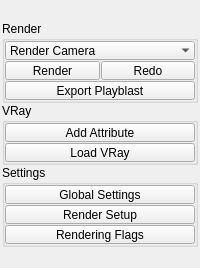
This is tentacle/ui/rendering.ui in m3trik/tentacle as Qt 5 draws it before an edit. The edited form follows.
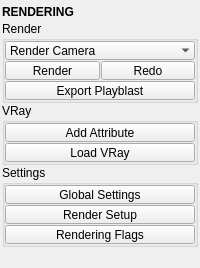
This is the edited form. Custom widgets are drawn as their Qt base class.

Diff of the .ui file:
```diff
--- a/tentacle/ui/rendering.ui
+++ b/tentacle/ui/rendering.ui
@@ -54,7 +54,7 @@
        <number>0</number>
       </property>
       <item>
-       <widget class="Header" name="header" native="true">
+       <widget class="Header" name="header">
         <property name="minimumSize">
          <size>
           <width>0</width>
@@ -396,7 +396,7 @@
  <customwidgets>
   <customwidget>
    <class>Header</class>
-   <extends>QWidget</extends>
+   <extends>QLabel</extends>
    <header>uitk.widgets.header</header>
   </customwidget>
   <customwidget>
```
Left out of the diff: 2 changed lines with no effect on the pictures.
